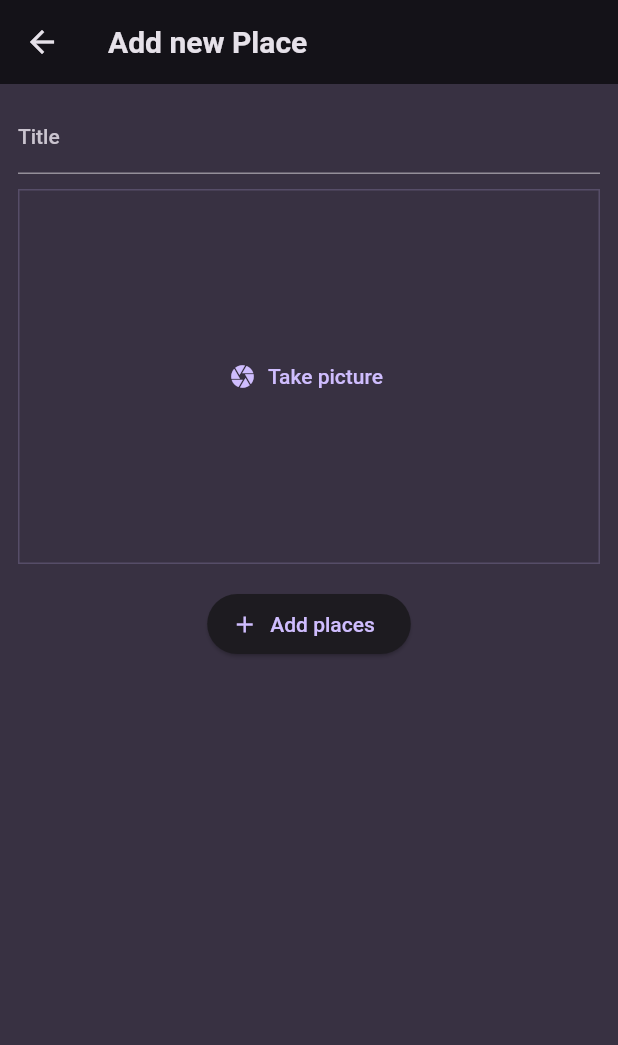
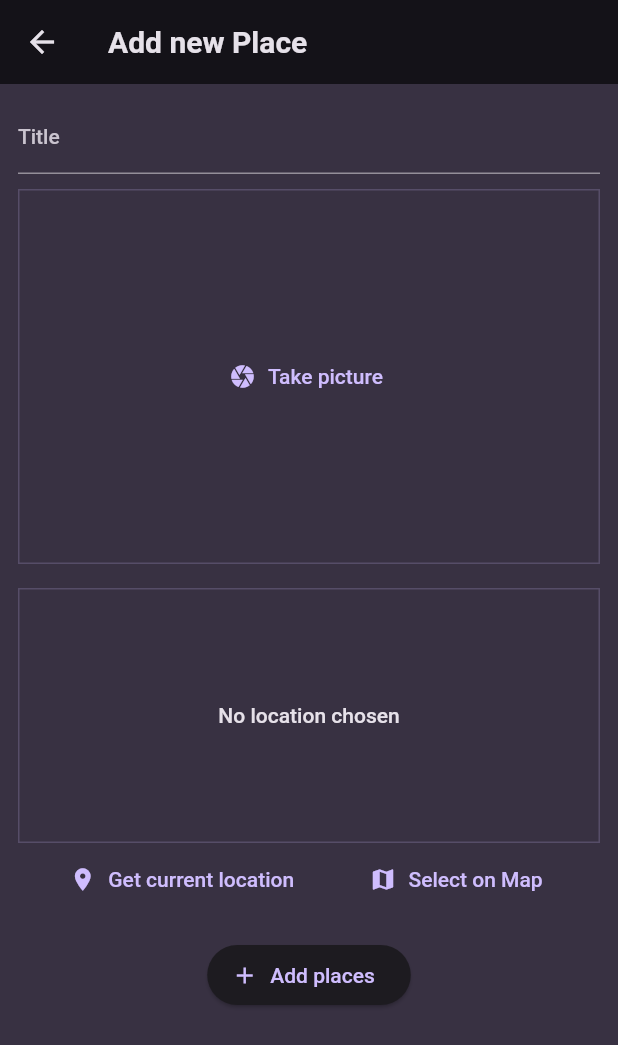
Before and after one commit to yusera-ansari-at-git/favorite_places, a Flutter app: the AddPlaceScreen screen opened directly, on a phone screen of 412 x 824 dp. Shown: the top 1045 px of the screen. Run offline on Flutter 3.47's test engine with Material 2 defaults, Android fonts, the phone set to English and light mode, and no system bars; our stand-ins replace flutter_riverpod, google_fonts, image_picker.

Commit message:
Added location package and widget to select location

```diff
--- a/lib/screens/add_place.dart
+++ b/lib/screens/add_place.dart
@@ -1,5 +1,6 @@
 import 'package:favorite_places/providers/user_places.dart';
 import 'package:favorite_places/widgets/image_input.dart';
+import 'package:favorite_places/widgets/location_input.dart';
 import 'package:flutter/material.dart';
 import 'package:flutter_riverpod/flutter_riverpod.dart';
 import 'dart:io';
@@ -52,6 +53,8 @@ class _AddPlaceScreenState extends ConsumerState<AddPlaceScreen> {
                 _selectedImage = image;
               }),
               SizedBox(height: 16),
+              LocationInput(),
+              SizedBox(height: 16),
               ElevatedButton.icon(
                 icon: const Icon(Icons.add),
                 onPressed: _savePlace,
--- /dev/null
+++ b/lib/widgets/location_input.dart
@@ -0,0 +1,53 @@
+import 'package:flutter/material.dart';
+
+class LocationInput extends StatefulWidget {
+  const LocationInput({super.key});
+  @override
+  State<LocationInput> createState() {
+    return _LocationInputState();
+  }
+}
+
+class _LocationInputState extends State<LocationInput> {
+  @override
+  Widget build(BuildContext context) {
+    return Column(
+      children: [
+        Container(
+          alignment: Alignment.center,
+          decoration: BoxDecoration(
+            border: Border.all(
+              width: 1,
+              color: Theme.of(context).colorScheme.primary.withOpacity(0.2),
+            ),
+          ),
+          width: double.infinity,
+          height: 170,
+          child: Text(
+            "No location chosen",
+            textAlign: TextAlign.center,
+            style: Theme.of(context)
+                .textTheme
+                .bodyLarge!
+                .copyWith(color: Theme.of(context).colorScheme.onBackground),
+          ),
+        ),
+        Row(
+          mainAxisAlignment: MainAxisAlignment.spaceEvenly,
+          children: [
+            TextButton.icon(
+              onPressed: () {},
+              icon: Icon(Icons.location_on),
+              label: Text("Get current location"),
+            ),
+            TextButton.icon(
+              onPressed: () {},
+              icon: Icon(Icons.map),
+              label: Text("Select on Map"),
+            ),
+          ],
+        )
+      ],
+    );
+  }
+}
--- a/pubspec.yaml
+++ b/pubspec.yaml
@@ -34,6 +34,7 @@ dependencies:
   uuid: ^4.1.0
   flutter_riverpod: ^2.4.5
   image_picker: ^1.0.4
+  location: ^5.0.0
 
   # The following adds the Cupertino Icons font to your application.
   # Use with the CupertinoIcons class for iOS style icons.
```
Also changed, not shown: pubspec.lock.
